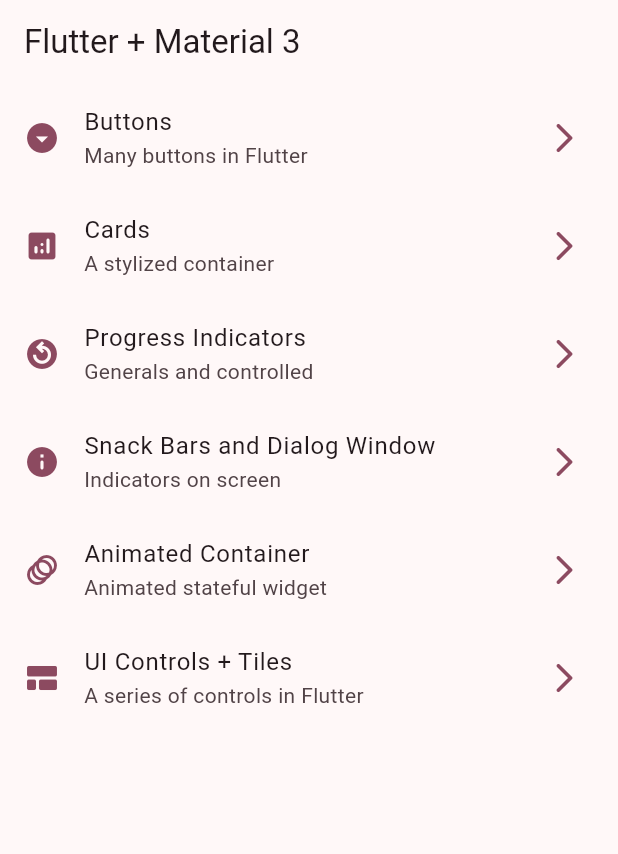
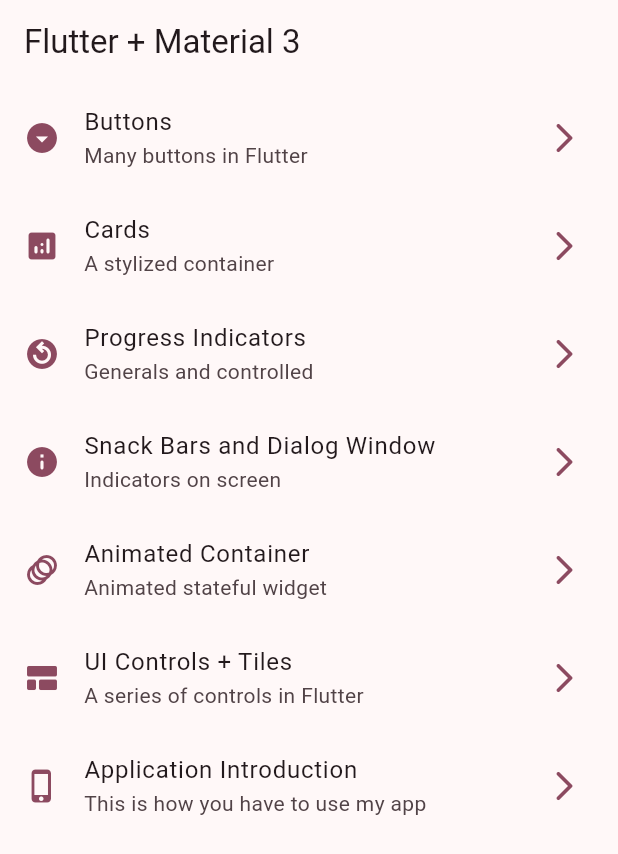
Before and after one commit to brunolujan/flutter_widgets_app, a Flutter app: the screen it shows after launch, on a phone screen of 412 x 824 dp. Shown: the top 854 px of the screen. Run offline on Flutter 3.47's test engine with Material 2 defaults, Android fonts, the phone set to English and light mode, and no system bars; our stand-ins replace go_router.

Commit message:
App Tutorial as Menu Item and Route, and Images added

```diff
--- a/lib/config/menu/menu_items.dart
+++ b/lib/config/menu/menu_items.dart
@@ -56,4 +56,11 @@ const appMenuItems = <MenuItem>[
     link: '/ui-controls',
     icon: Icons.view_comfortable_rounded
   ),
+
+  MenuItem(
+    title: 'Application Introduction',
+    subTitle: 'This is how you have to use my app',
+    link: '/app-tutorial',
+    icon: Icons.phone_iphone_rounded
+  ),
 ];
--- a/lib/config/router/app_router.dart
+++ b/lib/config/router/app_router.dart
@@ -46,5 +46,11 @@ final appRouter = GoRouter(
       name: UiControlsScreen.name,
       builder: (context, state) => const UiControlsScreen(),
     ),
+
+    GoRoute(
+      path: '/app-tutorial',
+      name: AppTutorialScreen.name,
+      builder: (context, state) => const AppTutorialScreen(),
+    ),
   ],
 );
--- a/pubspec.yaml
+++ b/pubspec.yaml
@@ -18,3 +18,6 @@ dev_dependencies:
 
 flutter:
   uses-material-design: true
+
+assets:
+  - assets/images/
```
Also changed, not shown: assets/images/1.png (added), assets/images/2.png (added), assets/images/3.png (added), assets/images/jar-loading.gif (added).
